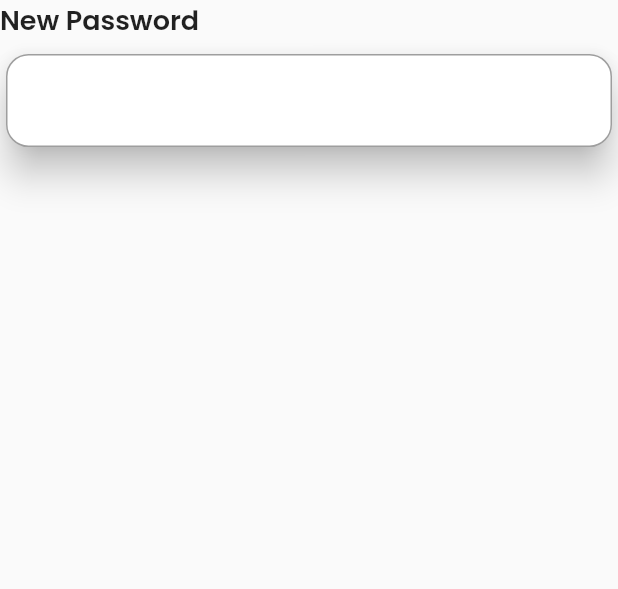
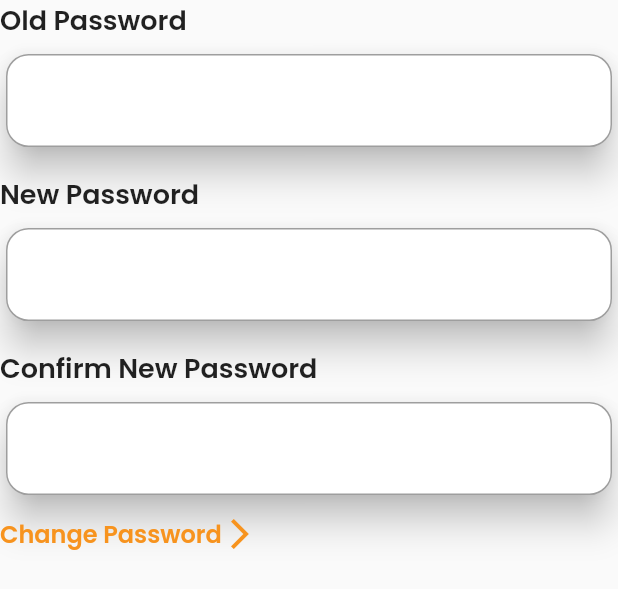
Before and after one commit to charbel-ayrouth/smartfit, a Flutter app: the PasswordForm widget shown alone on an empty page, opened directly, on a phone screen of 412 x 824 dp. Shown: the top 589 px of the screen. Run offline on Flutter 3.47's test engine with Material 2 defaults, Android fonts, the phone set to English and light mode, and no system bars; our stand-ins replace cloud_firestore, firebase_auth, firebase_core, flutter_spinkit; missing offline and left inert: dart:ffi; accounts and stored records are empty.

Commit message:
feat:add password modal

```diff
--- a/lib/screens/edit_profile/components/password_form.dart
+++ b/lib/screens/edit_profile/components/password_form.dart
@@ -1,4 +1,5 @@
 import 'package:flutter/material.dart';
+import 'package:smartfit/screens/edit_profile/components/change_password_button.dart';
 import 'package:smartfit/screens/edit_profile/components/text_field_input.dart';
 
 class PasswordForm extends StatefulWidget {
@@ -6,18 +7,43 @@ class PasswordForm extends StatefulWidget {
   State<PasswordForm> createState() => _PasswordFormState();
 }
 
+late String oldPassword;
+late String newPassword;
+late String confirmNewPassword;
+
 class _PasswordFormState extends State<PasswordForm> {
   @override
   Widget build(BuildContext context) {
     return Container(
-      child: Align(
       alignment: Alignment.center,
       child: Column(
         children: [
           Row(
             children: [
               Column(
-                  children: <Widget>[
+                children: const <Widget>[
+                  Text(
+                    "Old Password",
+                    style: TextStyle(
+                      fontSize: 18.0,
+                      fontWeight: FontWeight.w600,
+                    ),
+                  ),
+                ],
+              ),
+            ],
+          ),
+          const SizedBox(height: 5.0),
+          TextFieldInput(onChanged: (value) {
+            setState(() {
+              newPassword = value;
+            });
+          }),
+          const SizedBox(height: 14),
+          Row(
+            children: [
+              Column(
+                children: const <Widget>[
                   Text(
                     "New Password",
                     style: TextStyle(
@@ -29,10 +55,37 @@ class _PasswordFormState extends State<PasswordForm> {
               ),
             ],
           ),
-            SizedBox(height: 5.0),
-            TextFieldInput(onChanged: (value) {}),
+          const SizedBox(height: 5.0),
+          TextFieldInput(onChanged: (value) {
+            setState(() {
+              newPassword = value;
+            });
+          }),
+          const SizedBox(height: 14),
+          Row(
+            children: [
+              Column(
+                children: const <Widget>[
+                  Text(
+                    "Confirm New Password",
+                    style: TextStyle(
+                      fontSize: 18.0,
+                      fontWeight: FontWeight.w600,
+                    ),
+                  ),
                 ],
               ),
+            ],
+          ),
+          const SizedBox(height: 5.0),
+          TextFieldInput(onChanged: (value) {
+            setState(() {
+              newPassword = value;
+            });
+          }),
+          const SizedBox(height: 10.0),
+          ChangePasswordButton()
+        ],
       ),
     );
   }
```
Lines whose indentation alone changed are shown as unchanged.
